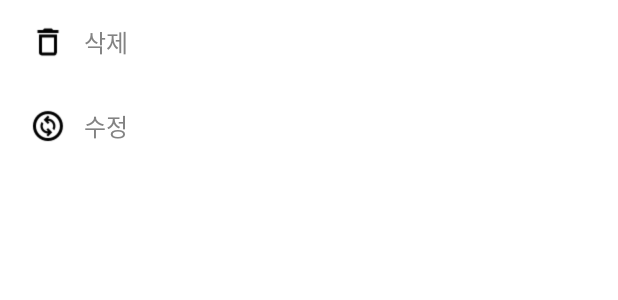
After one commit to tmdgus2568/Phone-book, an Android app: the layout bottom_sheet_dialog.xml on its own in the app's theme, with its tools: preview values and no code run, on a phone screen of 412 x 824 dp. The commit adds this screen. Shown: the top 300 px of the screen. Run offline under Robolectric (Android 15) with nearby library versions, the phone set to English and light mode, and no system bars.

Commit message:
feat: Add BottomSheetDialog and implement delete item button

```diff
--- a/app/src/main/java/com/example/phonebook/ListAdapter.java
+++ b/app/src/main/java/com/example/phonebook/ListAdapter.java
@@ -74,8 +74,8 @@ public class ListAdapter extends BaseAdapter {
     }
 
     /* 아이템 데이터 추가를 위한 함수. 자신이 원하는대로 작성 */
-    public void addItem(String image, String name, String phone) {
-        CustomDTO mItem = new CustomDTO(image, name, phone);
+    public void addItem(String image, String name, String phone, String document) {
+        CustomDTO mItem = new CustomDTO(image, name, phone, document);
 
         /* mItems에 MyItem을 추가한다. */
         items.add(mItem);
--- /dev/null
+++ b/app/src/main/res/layout/bottom_sheet_dialog.xml
@@ -0,0 +1,54 @@
+<?xml version="1.0" encoding="utf-8"?>
+<LinearLayout xmlns:android="http://schemas.android.com/apk/res/android"
+    android:layout_width="match_parent"
+    android:layout_height="wrap_content"
+    android:orientation="vertical">
+
+    <LinearLayout
+        android:id="@+id/deleteRow"
+        android:layout_width="match_parent"
+        android:layout_height="56dp"
+        android:background="?attr/selectableItemBackground"
+        android:clickable="true"
+        android:gravity="center_vertical"
+        android:orientation="horizontal">
+
+        <ImageView
+            android:layout_width="48dp"
+            android:layout_height="48dp"
+            android:layout_marginLeft="8dp"
+            android:padding="12dp"
+            android:src="@drawable/delete" />
+
+        <TextView
+            android:layout_width="match_parent"
+            android:layout_height="wrap_content"
+            android:text="삭제"
+            android:textColor="#838383"
+            android:textSize="16sp" />
+    </LinearLayout>
+
+    <LinearLayout
+        android:id="@+id/modifyRow"
+        android:layout_width="match_parent"
+        android:layout_height="56dp"
+        android:background="?attr/selectableItemBackground"
+        android:clickable="true"
+        android:gravity="center_vertical"
+        android:orientation="horizontal">
+
+        <ImageView
+            android:layout_width="48dp"
+            android:layout_height="48dp"
+            android:layout_marginLeft="8dp"
+            android:padding="12dp"
+            android:src="@drawable/change" />
+
+        <TextView
+            android:layout_width="match_parent"
+            android:layout_height="wrap_content"
+            android:text="수정"
+            android:textColor="#838383"
+            android:textSize="16sp" />
+    </LinearLayout>
+</LinearLayout>
```
Also changed, not shown: app/src/main/java/com/example/phonebook/AddFriend.java (+14 -6 lines), app/src/main/java/com/example/phonebook/BottomSheetDialog.java (added, +84 -0 lines), app/src/main/java/com/example/phonebook/CustomDTO.java (+9 -1 lines), app/src/main/java/com/example/phonebook/PhonebookFragment.java (+113 -4 lines), app/src/main/res/drawable/change.png (added), app/src/main/res/drawable/delete.png (added).
